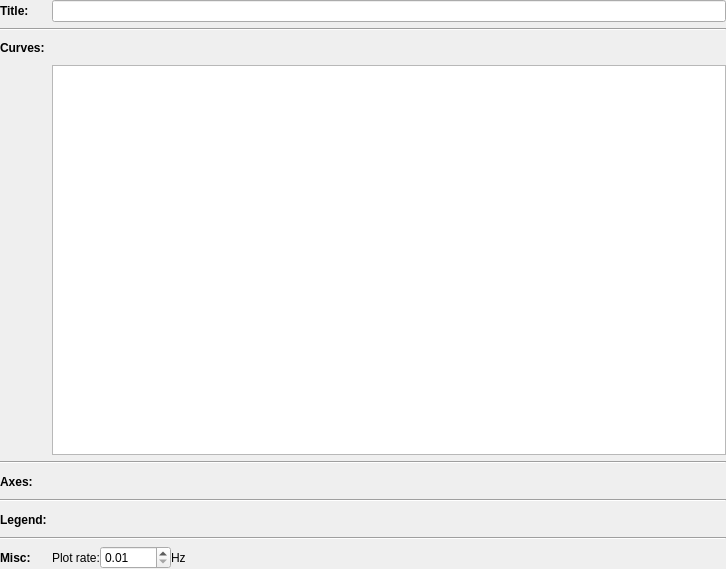
The window that rqt_multiplot/src/PlotConfigWidget.ui (ANYbotics/rqt_multiplot_plugin) describes before a commit, drawn with Qt 5.
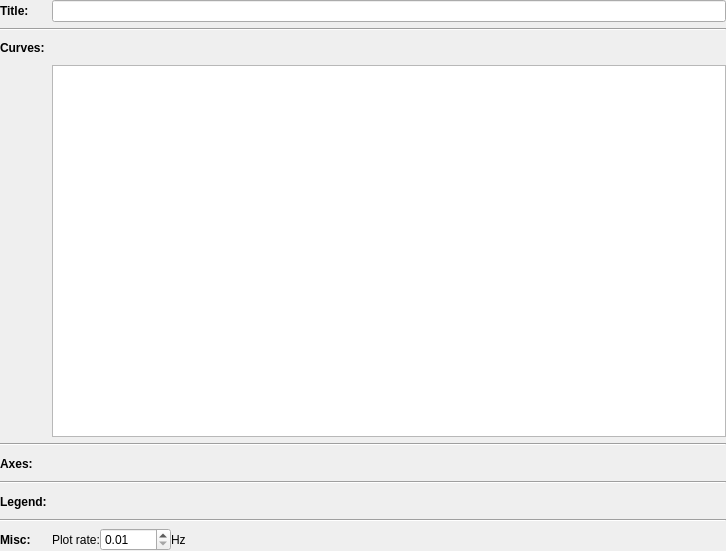
The same window after the commit. Icons and pictures are not drawn. Custom widgets are drawn as their Qt base class.

What changed in the file:
```diff
--- a/rqt_multiplot/src/PlotConfigWidget.ui
+++ b/rqt_multiplot/src/PlotConfigWidget.ui
@@ -7,7 +7,7 @@
     <x>0</x>
     <y>0</y>
     <width>726</width>
-    <height>569</height>
+    <height>551</height>
    </rect>
   </property>
   <property name="windowTitle">
@@ -30,19 +30,6 @@
      </property>
     </widget>
    </item>
-   <item row="3" column="0">
-    <spacer name="verticalSpacer">
-     <property name="orientation">
-      <enum>Qt::Vertical</enum>
-     </property>
-     <property name="sizeHint" stdset="0">
-      <size>
-       <width>20</width>
-       <height>40</height>
-      </size>
-     </property>
-    </spacer>
-   </item>
    <item row="0" column="0">
     <widget class="QLabel" name="label">
      <property name="font">
```
Left out of the diff: 113 changed lines with no effect on the pictures.
